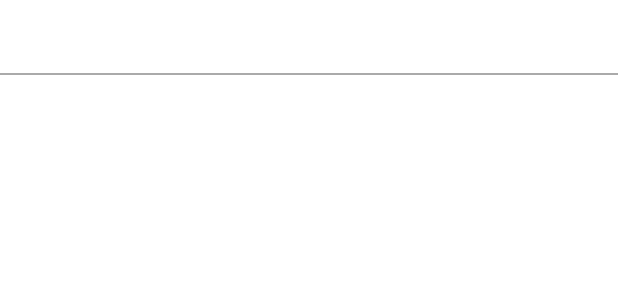
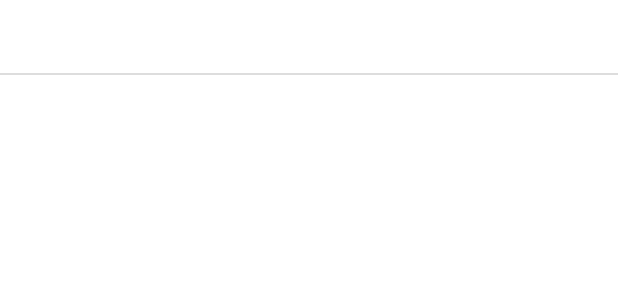
Before and after one commit to oussemahelal/album, an Android app: the layout album_title_item.xml on its own in the app's theme, with its tools: preview values and no code run, on a phone screen of 412 x 824 dp. Shown: the top 300 px of the screen. Run offline under Robolectric (Android 15) with nearby library versions, the phone set to English and light mode, and no system bars.

```diff
--- a/app/src/main/res/layout/album_title_item.xml
+++ b/app/src/main/res/layout/album_title_item.xml
@@ -1,26 +1,37 @@
 <?xml version="1.0" encoding="utf-8"?>
 <androidx.constraintlayout.widget.ConstraintLayout xmlns:android="http://schemas.android.com/apk/res/android"
     xmlns:app="http://schemas.android.com/apk/res-auto"
-    xmlns:tools="http://schemas.android.com/tools"
     android:layout_width="match_parent"
     android:layout_height="wrap_content">
+
+    <TextView
+        android:id="@+id/album_adapter_position"
+        android:layout_width="wrap_content"
+        android:layout_height="wrap_content"
+        android:layout_marginHorizontal="10dp"
+        app:layout_constraintStart_toStartOf="parent"
+        android:textColor="@color/white"
+        app:layout_constraintTop_toTopOf="@+id/album_adapter_title_text" />
 
     <TextView
         android:id="@+id/album_adapter_title_text"
         android:layout_width="0dp"
         android:layout_height="wrap_content"
-        android:layout_marginHorizontal="10dp"
+        android:layout_marginStart="5dp"
+        android:layout_marginEnd="10dp"
         android:layout_marginVertical="15dp"
         app:layout_constraintBottom_toBottomOf="parent"
         app:layout_constraintEnd_toEndOf="parent"
-        app:layout_constraintStart_toStartOf="parent"
+        app:layout_constraintStart_toEndOf="@+id/album_adapter_position"
+        android:textColor="@color/white"
         app:layout_constraintTop_toTopOf="parent" />
+
     <View
         android:layout_width="match_parent"
         android:layout_height="1.1dp"
         app:layout_constraintStart_toStartOf="parent"
         app:layout_constraintEnd_toEndOf="parent"
         app:layout_constraintBottom_toBottomOf="parent"
-        android:background="@android:color/darker_gray"/>
+        android:background="#ddd"/>
 
 </androidx.constraintlayout.widget.ConstraintLayout>
--- a/app/src/main/res/layout/fragment_home.xml
+++ b/app/src/main/res/layout/fragment_home.xml
@@ -3,6 +3,7 @@
     xmlns:tools="http://schemas.android.com/tools"
     android:layout_width="match_parent"
     android:layout_height="match_parent"
+    android:background="@color/black"
     xmlns:app="http://schemas.android.com/apk/res-auto"
     tools:context=".main.fragment.HomeFragment">
 
@@ -14,7 +15,7 @@
         android:layout_marginTop="20dp"
         android:text="@string/screen_title"
         android:textSize="20sp"
-        android:textColor="@color/black"
+        android:textColor="@color/white"
         app:layout_constraintEnd_toEndOf="parent"
         app:layout_constraintTop_toTopOf="parent"/>
 
--- a/app/src/main/res/values/colors.xml
+++ b/app/src/main/res/values/colors.xml
@@ -5,6 +5,6 @@
     <color name="purple_700">#FF3700B3</color>
     <color name="teal_200">#FF03DAC5</color>
     <color name="teal_700">#FF018786</color>
-    <color name="black">#FF000000</color>
+    <color name="black">#c8000000</color>
     <color name="white">#FFFFFFFF</color>
 </resources>
--- a/build.gradle
+++ b/build.gradle
@@ -5,7 +5,7 @@ buildscript {
     ext.retrofit_version = '2.9.0'
     ext.dagger_version = '2.42'
     ext.coroutines_version = "1.6.4"
-    ext.room_version = "1.1.1"
+    ext.room_version = "2.4.3"
     ext.jackson_version = "2.13.3"
 }
 
```
Also changed, not shown: app/build.gradle (+5 -2 lines), app/src/main/java/com/example/albums/di/AppModule.kt (+0 -11 lines), app/src/main/java/com/example/albums/main/adapter/AlbumAdapter.kt (+9 -7 lines), app/src/main/java/com/example/albums/main/fragment/HomeFragment.kt (+29 -1 lines), app/src/main/java/com/example/albums/room/dao/AppDao.kt (+10 -6 lines), app/src/main/java/com/example/albums/room/db/AppDatabaseImp.kt (deleted, +0 -22 lines), app/src/main/java/com/example/albums/room/db/AppDatabaseRepository.kt (deleted, +0 -8 lines), app/src/main/java/com/example/albums/room/db/StoreLoader.kt (deleted, +0 -29 lines), app/src/main/java/com/example/albums/room/model/DataModel.kt (+17 -7 lines), app/src/main/java/com/example/data/api/model/AlbumResponseModel.kt (+5 -5 lines).
